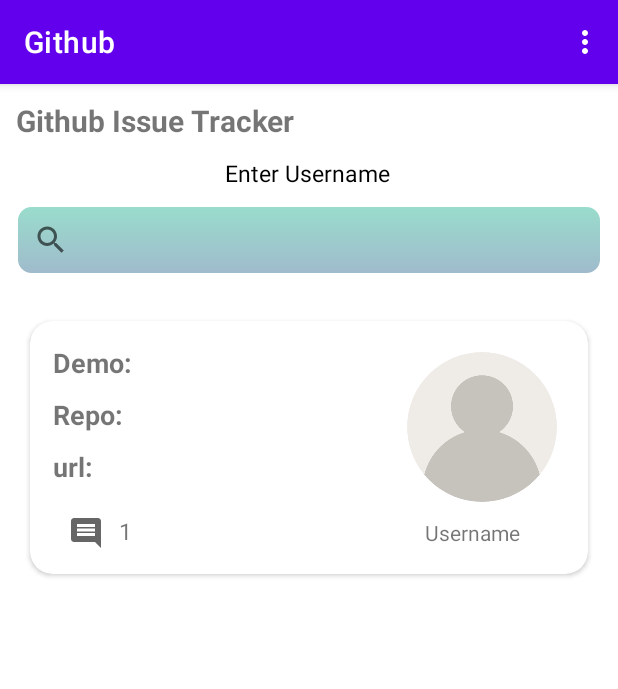
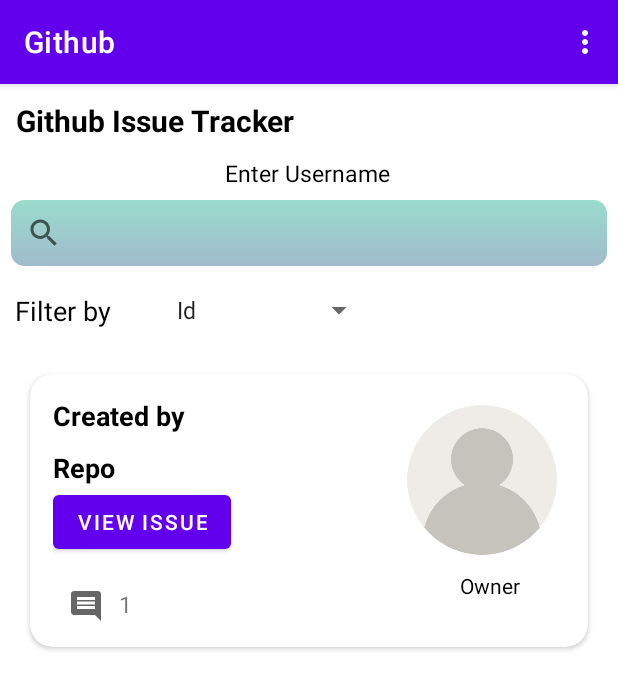
Before and after one commit to EveNyarango/Github-Issue-tracker, an Android app: the screen it shows after launch (MainActivity), on a phone screen of 412 x 824 dp. Shown: the top 689 px of the screen. Run offline under Robolectric (Android 15) with nearby library versions, the phone set to English and light mode, and no system bars; our stand-ins replace CircleImageView.

```diff
--- a/app/build.gradle
+++ b/app/build.gradle
@@ -48,6 +48,9 @@ dependencies {
     implementation 'com.squareup.retrofit2:retrofit:2.3.0'
     implementation 'com.squareup.retrofit2:converter-gson:2.3.0'
     implementation 'com.squareup.okhttp3:logging-interceptor:4.5.0'
+//    parcel
+    implementation 'org.parceler:parceler-api:1.1.12'
+    annotationProcessor 'org.parceler:parceler:1.1.12'
 
 
 //    circle imageView
--- a/app/src/main/java/com/example/github/MainActivity.java
+++ b/app/src/main/java/com/example/github/MainActivity.java
@@ -8,15 +8,26 @@ import android.os.Bundle;
 import android.view.Menu;
 import android.view.MenuInflater;
 import android.view.MenuItem;
+import android.view.View;
+import android.widget.AdapterView;
+import android.widget.ArrayAdapter;
+import android.widget.Spinner;
+import android.widget.Toast;
 
 import com.example.github.ui.SplashActivity;
 
-public class MainActivity extends AppCompatActivity {
+public class MainActivity extends AppCompatActivity implements AdapterView.OnItemSelectedListener {
 
     @Override
     protected void onCreate(Bundle savedInstanceState) {
         super.onCreate(savedInstanceState);
         setContentView(R.layout.activity_main);
+
+        Spinner spinner = findViewById(R.id.spinner1);
+        ArrayAdapter<CharSequence> adapter = ArrayAdapter.createFromResource(this, R.array.filter, android.R.layout.simple_spinner_item);
+        adapter.setDropDownViewResource(android.R.layout.simple_spinner_dropdown_item);
+        spinner.setAdapter(adapter);
+        spinner.setOnItemSelectedListener(this);
     }
 
 
@@ -43,4 +54,15 @@ public class MainActivity extends AppCompatActivity {
         startActivity(intent);
         finish();
     }
+
+    @Override
+    public void onItemSelected(AdapterView<?> parent, View view, int position, long id) {
+String text = parent.getItemAtPosition(position).toString();
+        Toast.makeText(parent.getContext(), text, Toast.LENGTH_SHORT).show();
+    }
+
+    @Override
+    public void onNothingSelected(AdapterView<?> parent) {
+
+    }
 }
--- a/app/src/main/res/layout/activity_main.xml
+++ b/app/src/main/res/layout/activity_main.xml
@@ -7,19 +7,13 @@
     android:orientation="vertical"
     tools:context=".MainActivity">
 
-<!--    <TextView-->
-<!--        android:layout_width="wrap_content"-->
-<!--        android:layout_height="wrap_content"-->
-<!--        android:text="Hello World!"-->
-<!--        app:layout_constraintBottom_toBottomOf="parent"-->
-<!--        app:layout_constraintLeft_toLeftOf="parent"-->
-<!--        app:layout_constraintRight_toRightOf="parent"-->
-<!--        app:layout_constraintTop_toTopOf="parent" />-->
+
 
     <TextView
         android:layout_width="wrap_content"
         android:layout_height="wrap_content"
         android:text="Github Issue Tracker"
+        android:textColor="@color/black"
         android:padding="5dp"
         android:layout_margin="5dp"
         android:textSize="20dp"
@@ -44,10 +38,32 @@
             android:layout_width="match_parent"
             android:layout_height="wrap_content"
             android:background="@drawable/button"
-            android:layout_margin="10dp"
+            android:layout_margin="5dp"
             />
 
     </LinearLayout>
+
+    <RelativeLayout
+        android:layout_width="wrap_content"
+        android:layout_height="wrap_content"
+        android:padding="10dp">
+
+        <TextView
+            android:id="@+id/filter"
+            android:layout_width="wrap_content"
+            android:layout_height="wrap_content"
+            android:textColor="@color/black"
+            android:textSize="18dp"
+            android:text="Filter by"/>
+
+        <Spinner
+            android:id="@+id/spinner1"
+            android:layout_marginLeft="100dp"
+            android:layout_width="wrap_content"
+            android:layout_height="wrap_content">
+        </Spinner>
+
+    </RelativeLayout>
 
 <!--card-->
     <LinearLayout
@@ -68,33 +84,42 @@
                 android:padding="10dp">
 
                 <TextView
-                    android:id="@+id/demo"
+                    android:id="@+id/title"
                     android:layout_width="wrap_content"
                     android:layout_height="wrap_content"
-                    android:text="Demo:"
+                    android:textColor="@color/black"
+                    android:text="Created by"
                     android:textSize="18dp"
                     android:textStyle="bold" />
-
                 <TextView
                     android:id="@+id/repo"
                     android:layout_width="match_parent"
                     android:layout_height="wrap_content"
                     android:layout_marginTop="10dp"
-                    android:layout_below="@+id/demo"
-                    android:text="Repo:"
+                    android:layout_below="@+id/title"
+                    android:textColor="@color/black"
+                    android:text="Repo"
                     android:textStyle="bold"
                     android:textSize="18sp" />
 
 
-                <TextView
+<!--                <TextView-->
+<!--                    android:id="@+id/url"-->
+<!--                    android:layout_width="match_parent"-->
+<!--                    android:layout_height="wrap_content"-->
+<!--                    android:layout_marginTop="10dp"-->
+<!--                    android:layout_below="@id/repo"-->
+<!--                    android:textColor="@color/black"-->
+<!--                    android:text="Issue url"-->
+<!--                    android:textStyle="bold"-->
+<!--                    android:textSize="18sp" />-->
+
+                <Button
                     android:id="@+id/url"
-                    android:layout_width="match_parent"
+                    android:layout_width="wrap_content"
                     android:layout_height="wrap_content"
-                    android:layout_marginTop="10dp"
-                    android:layout_below="@id/repo"
-                    android:text="url:"
-                    android:textStyle="bold"
-                    android:textSize="18sp" />
+                    android:layout_below="@+id/repo"
+                    android:text="View Issue"/>
 
                 <de.hdodenhof.circleimageview.CircleImageView
                     android:id="@+id/avatar"
@@ -106,14 +131,16 @@
                     android:src="@drawable/user" />
 
                 <TextView
-                    android:id="@+id/username"
+                    android:id="@+id/owner"
                     android:layout_width="wrap_content"
                     android:layout_height="wrap_content"
+                    android:textColor="@color/black"
                     android:layout_below="@+id/avatar"
                     android:layout_alignParentRight="true"
                     android:layout_marginTop="5dp"
                     android:layout_marginRight="30dp"
-                    android:text="Username" />
+                    android:text="Owner" />
+
                 <ImageView
                     android:id="@+id/comments"
                     android:layout_width="wrap_content"
@@ -123,6 +150,8 @@
                     android:layout_marginTop="20dp"
                     android:layout_marginLeft="10dp"
                     android:layout_below="@id/url"/>
+
+
                 <TextView
                     android:layout_width="wrap_content"
                     android:layout_height="wrap_content"
--- a/app/src/main/res/values/strings.xml
+++ b/app/src/main/res/values/strings.xml
@@ -1,3 +1,10 @@
 <resources>
     <string name="app_name">Github</string>
+
+    <string-array name="filter">
+        <item>Id</item>
+        <item>Title</item>
+        <item>Created at</item>
+        <item>Repository</item>
+    </string-array>
 </resources>
```
Also changed, not shown: app/src/main/java/com/example/github/models/GithubIssue.java (added, +105 -0 lines), app/src/main/java/com/example/github/models/GithubProfile.java (added, +101 -0 lines).
